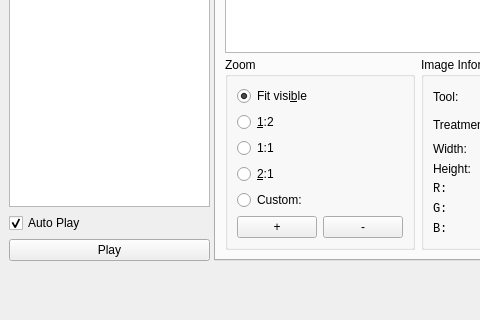
First picture: the form in ui/visualization.ui, repository ploki/darkflow, before the edit; both pictures show x 0 to 480 and y 456 to 776 of the 805 by 776 pixel window.
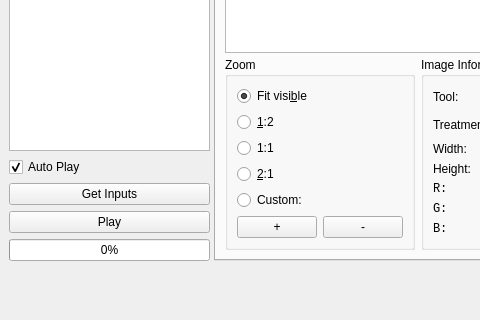
Second picture: the form after the edit.

Commit message: on demand update of inputs in visualization + progress bar

What changed in the file:
```diff
--- a/ui/visualization.ui
+++ b/ui/visualization.ui
@@ -73,6 +73,13 @@
           </property>
          </widget>
         </item>
+        <item>
+         <widget class="QPushButton" name="button_getInputs">
+          <property name="text">
+           <string>Get Inputs</string>
+          </property>
+         </widget>
+        </item>
         <item>
          <widget class="QPushButton" name="button_play">
           <property name="text">
@@ -80,6 +87,13 @@
           </property>
          </widget>
         </item>
+        <item>
+         <widget class="QProgressBar" name="progressBar">
+          <property name="value">
+           <number>0</number>
+          </property>
+         </widget>
+        </item>
        </layout>
       </widget>
       <widget class="QWidget" name="widget_2" native="true">
```
Left out of the diff: 17 changed lines with no effect on the pictures. The commit also changes 4 other files.
